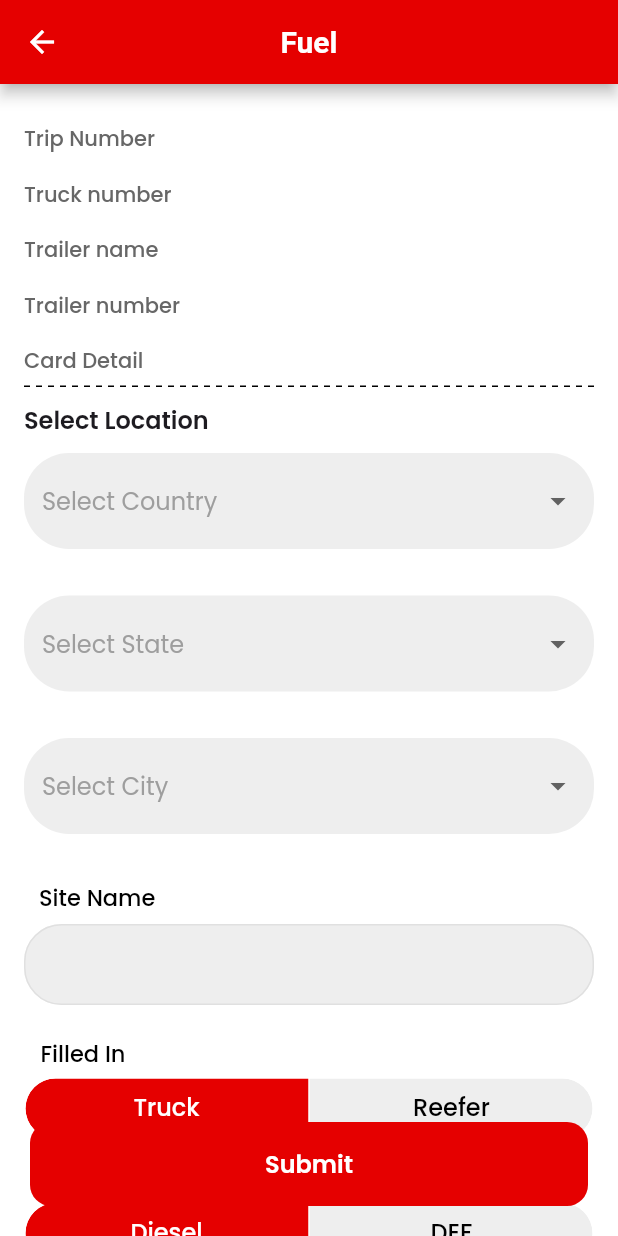
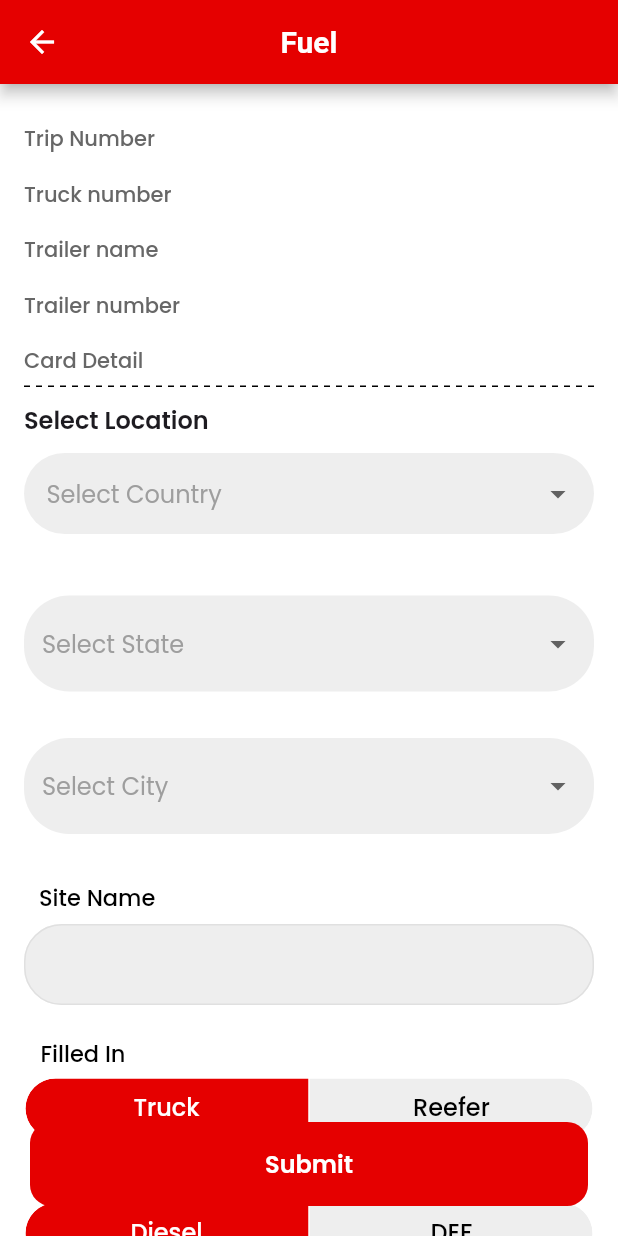
Before and after one commit to PiyushThakur077/Flying-Horse-frontend, a Flutter app: the RefuelView screen opened by its route, on a phone screen of 412 x 824 dp. Run offline on Flutter 3.47's test engine with Material 3 defaults, Android fonts, the phone set to English and light mode, and no system bars; drawn by our look-alikes of dotted_line; our stand-ins replace connectivity_plus, csc_picker, flutter_typeahead, get, get_storage, google_fonts and 2 more; accounts and stored records are empty.

```diff
--- a/lib/app/modules/refuel/views/refuel_view.dart
+++ b/lib/app/modules/refuel/views/refuel_view.dart
@@ -170,6 +170,7 @@ class RefuelView extends GetView<RefuelController> {
                                         .red, // Red border for focused error state
                                   ),
                                 ),
+                                contentPadding: EdgeInsets.all(15)
                               ),
                               onChanged: (String? newValue) {
                                 controller.onCountrySelected(newValue);
```
